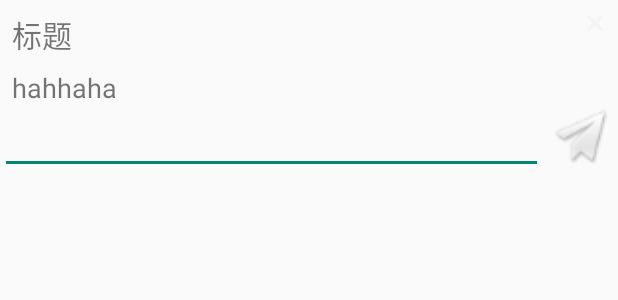
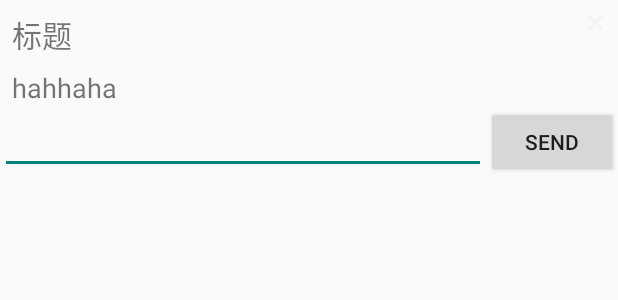
Before and after one commit to hanjiij/MsmDialog, an Android app: the layout dialog_layout.xml on its own in the app's theme, with its tools: preview values and no code run, on a phone screen of 412 x 824 dp. Shown: the top 300 px of the screen. Run offline under Robolectric (Android 15) with nearby library versions, the phone set to English and light mode, and no system bars.

Commit message:
修改发送按钮的为button

```diff
--- a/app/src/main/res/layout/dialog_layout.xml
+++ b/app/src/main/res/layout/dialog_layout.xml
@@ -50,11 +50,10 @@
             android:layout_height="wrap_content"
             android:layout_weight="1"/>
 
-        <ImageView
+        <Button
             android:id="@+id/dialog_send"
-            android:layout_width="50dp"
-            android:layout_height="40dp"
-            android:src="@mipmap/send_button"
+            android:layout_width="wrap_content"
+            android:layout_height="wrap_content"
             android:text="send"/>
     </LinearLayout>
 </LinearLayout>
```
